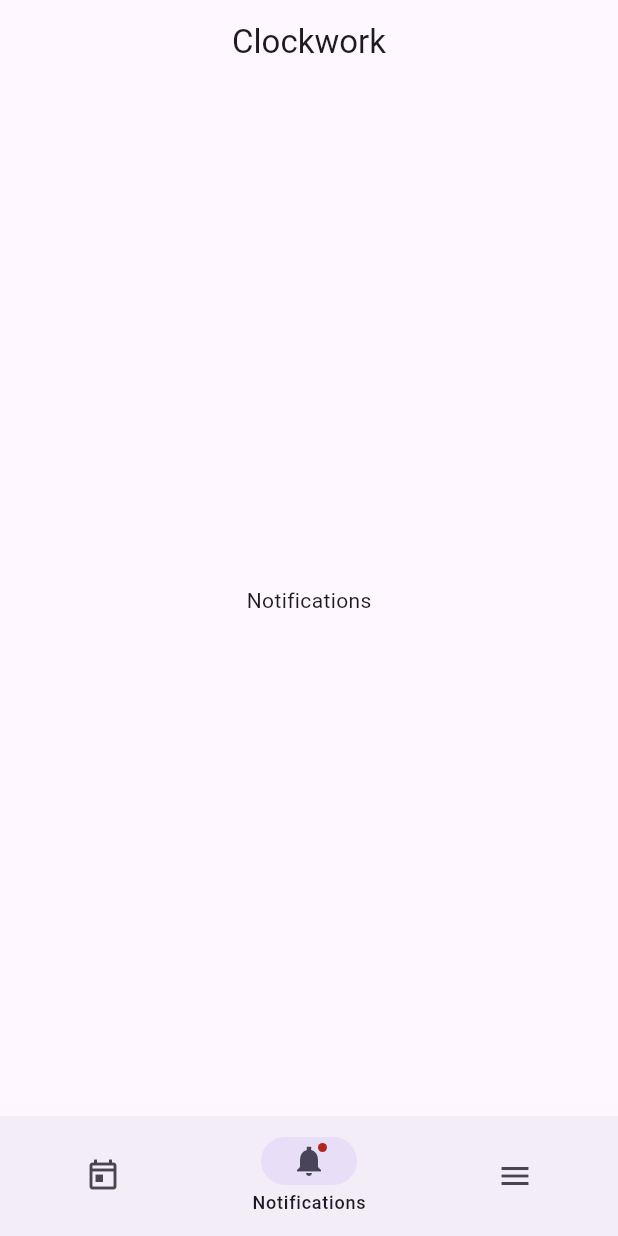
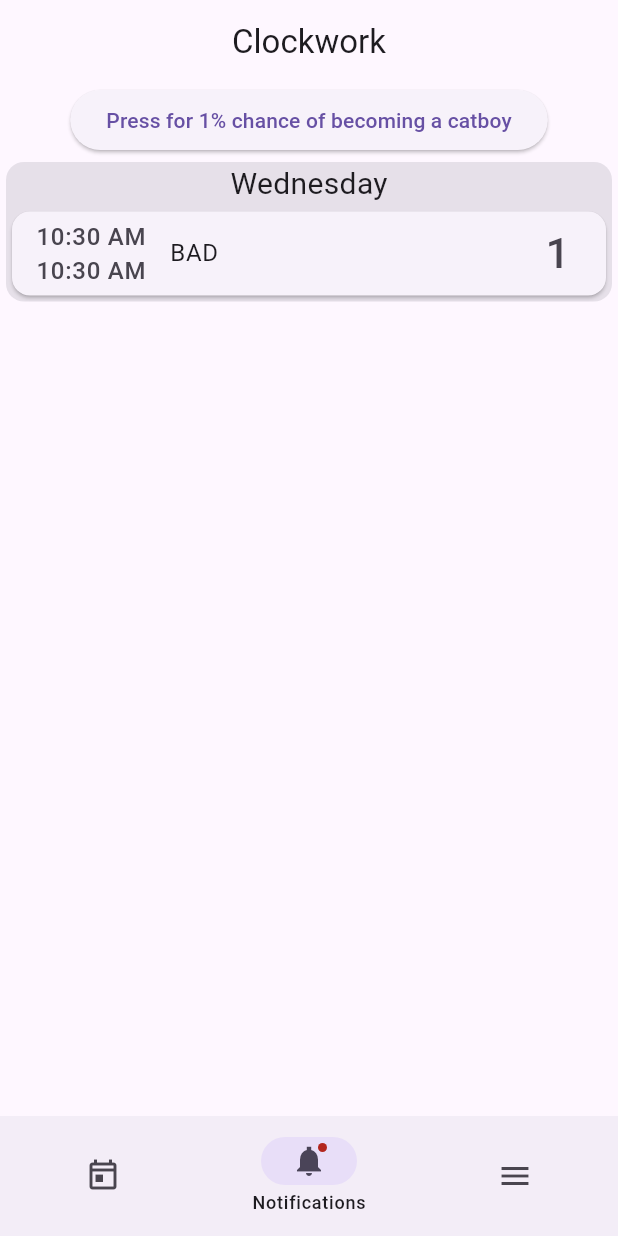
Before and after one commit to this-is-hash/clockwork, a Flutter app: the screen it shows after launch, item 2 of the bottom bar chosen, on a phone screen of 412 x 824 dp. Run offline on Flutter 3.47's test engine with Material 3 defaults, Android fonts, the phone set to English and light mode, and no system bars.

Commit message:
Finally got file read/write to work

```diff
--- a/lib/data/lesson.dart
+++ b/lib/data/lesson.dart
@@ -1,4 +1,8 @@
 import 'package:flutter/material.dart';
+
+import 'package:json_annotation/json_annotation.dart';
+
+part 'lesson.g.dart';
 
 enum DayOfTheWeek {
   monday,
@@ -17,31 +21,75 @@ Map<DayOfTheWeek, String> weekDaysNames = {
   DayOfTheWeek.thursday: "Thursday",
   DayOfTheWeek.friday: "Friday",
   DayOfTheWeek.saturday: "Saturday",
-  DayOfTheWeek.sunday: "Sunday"
+  DayOfTheWeek.sunday: "Sunday",
 };
 
+Map<String, DayOfTheWeek> weekDaysValues = {
+  "Monday": DayOfTheWeek.monday,
+  "Tuesday": DayOfTheWeek.tuesday,
+  "Wednesday": DayOfTheWeek.wednesday,
+  "Thursday": DayOfTheWeek.thursday,
+  "Friday": DayOfTheWeek.friday,
+  "Saturday": DayOfTheWeek.saturday,
+  "Sunday": DayOfTheWeek.sunday,
+};
+
+@JsonSerializable()
 class Lesson {
   Lesson(
     this.name,
     this.begin,
     this.end, {
-    this.color,
+    // this.color,
     this.classroom,
     this.teacher,
   });
 
   String name;
+
+  @JsonKey(name: "begin", fromJson: _todFromJson, toJson: _todToJson)
   TimeOfDay begin;
+  @JsonKey(name: "end", fromJson: _todFromJson, toJson: _todToJson)
   TimeOfDay end;
 
-  Color? color;
+  // Color? color;
   String? teacher;
   String? classroom;
+
+  factory Lesson.fromJson(Map<String, dynamic> json) => _$LessonFromJson(json);
+  Map<String, dynamic> toJson() => _$LessonToJson(this);
+
+  // static DateTime _dateTimeFromEpochUs(int us) =>
+  //     DateTime.fromMicrosecondsSinceEpoch(us);
+
+  // static int? _dateTimeToEpochUs(DateTime? dateTime) =>
+  //     dateTime?.microsecondsSinceEpoch;
+
+  static TimeOfDay _todFromJson(List<dynamic> values) =>
+      TimeOfDay(hour: values.first, minute: values.last);
+
+  static List<int> _todToJson(TimeOfDay tod) => [tod.hour, tod.minute];
 }
 
+@JsonSerializable()
 class Day {
   Day(this.dayOfTheWeek, this.lessons);
 
+  @JsonKey(name: "dotw", fromJson: _dotwFromString, toJson: _dotwToString)
   DayOfTheWeek dayOfTheWeek;
   List<Lesson> lessons;
+
+  /// A necessary factory constructor for creating a new Day instance
+  /// from a map. Pass the map to the generated `_$DayFromJson()` constructor.
+  /// The constructor is named after the source class, in this case, User.
+  factory Day.fromJson(Map<String, dynamic> json) => _$DayFromJson(json);
+
+  /// `toJson` is the convention for a class to declare support for serialization
+  /// to JSON. The implementation simply calls the private, generated
+  /// helper method `_$DayToJson`.
+  Map<String, dynamic> toJson() => _$DayToJson(this);
+
+  static DayOfTheWeek _dotwFromString(String s) => weekDaysValues[s]!;
+
+  static String? _dotwToString(DayOfTheWeek dotw) => weekDaysNames[dotw];
 }
--- a/lib/main.dart
+++ b/lib/main.dart
@@ -1,3 +1,4 @@
+import 'package:clockwork/data/io.dart';
 import 'package:clockwork/data/lesson.dart';
 import 'package:clockwork/data/sample_lesson_data.dart';
 import 'package:clockwork/screens/day_widget.dart';
@@ -17,6 +18,11 @@ class MyApp extends StatefulWidget {
 class _MyAppState extends State<MyApp> {
   int currPage = 0;
   List<Day> schedule = week;
+  Day debugDay = Day(DayOfTheWeek.wednesday, [
+    Lesson("BAD", TimeOfDay.now(), TimeOfDay.now()),
+  ]);
+  // late Future<List<Day>> debugSchedule = Future.value([debugDay]);
+  late List<Day> debugSchedule = [debugDay];
 
   @override
   Widget build(BuildContext context) {
@@ -30,8 +36,58 @@ class _MyAppState extends State<MyApp> {
             separatorBuilder: (context, index) => SizedBox(height: 8.0),
             itemCount: schedule.length,
           ),
-          Center(child: Text("Notifications")),
-          Center(child: Text("Menu")),
+          Center(
+            child: Column(
+              children: [
+                ElevatedButton(
+                  onPressed: () {
+                    String encodedJsonDay = encodeDayAsJsonDebug(schedule[0]);
+                    debugPrint(encodedJsonDay);
+                    setState(() {
+                      debugDay = decodeDayFromJsonDebug(encodedJsonDay);
+                    });
+                  },
+                  child: Text("Press for 1% chance of becoming a catboy"),
+                ),
+                DayWidget(day: debugDay),
+              ],
+            ),
+          ),
+          Center(
+            child: Column(
+              children: [
+                Row(
+                  children: [
+                    ElevatedButton(
+                      onPressed: () {
+                        writeScheduleToFile(schedule);
+                      },
+                      child: Text("Write to file"),
+                    ),
+                    ElevatedButton(
+                      onPressed: () async {
+                        List<Day> scheduleFromFile = await readScheduleFromFile();
+                        setState(() {
+                          debugSchedule = scheduleFromFile;
+                        });
+                      },
+                      child: Text("Read from file"),
+                    ),
+                  ],
+                ),
+                SizedBox(
+                  height: 500,
+                  width: 500,
+                  child: ListView.separated(
+                    itemBuilder: (context, index) =>
+                        DayWidget(day: debugSchedule[index]),
+                    separatorBuilder: (context, index) => SizedBox(height: 8.0),
+                    itemCount: debugSchedule.length,
+                  ),
+                ),
+              ],
+            ),
+          ),
         ][currPage],
         bottomNavigationBar: NavigationBar(
           destinations: const <Widget>[
--- a/pubspec.yaml
+++ b/pubspec.yaml
@@ -34,6 +34,8 @@ dependencies:
   # The following adds the Cupertino Icons font to your application.
   # Use with the CupertinoIcons class for iOS style icons.
   cupertino_icons: ^1.0.8
+  json_annotation: ^4.11.0
+  path_provider: ^2.1.5
 
 dev_dependencies:
   flutter_test:
@@ -45,6 +47,8 @@ dev_dependencies:
   # package. See that file for information about deactivating specific lint
   # rules and activating additional ones.
   flutter_lints: ^6.0.0
+  build_runner: ^2.11.1
+  json_serializable: ^6.13.0
 
 # For information on the generic Dart part of this file, see the
 # following page: https://dart.dev/tools/pub/pubspec
```
Also changed, not shown: lib/data/io.dart (added, +53 -0 lines), lib/data/lesson.g.dart (added), pubspec.lock.
